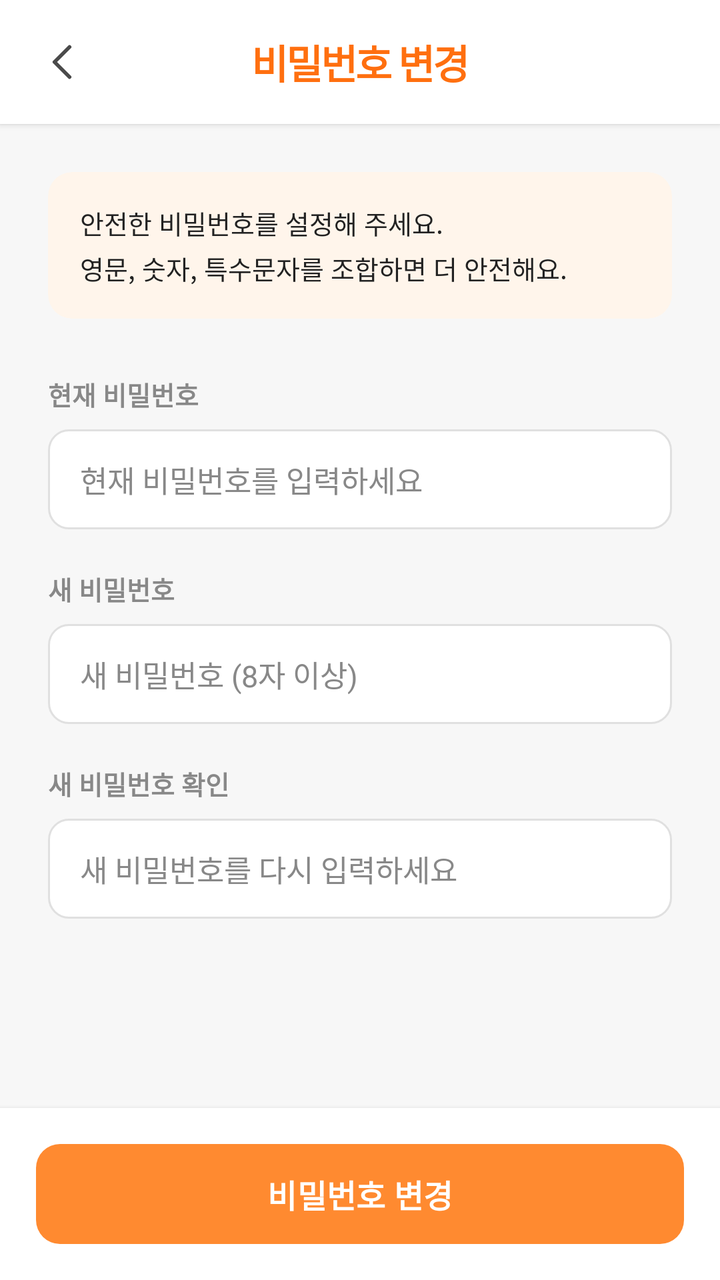
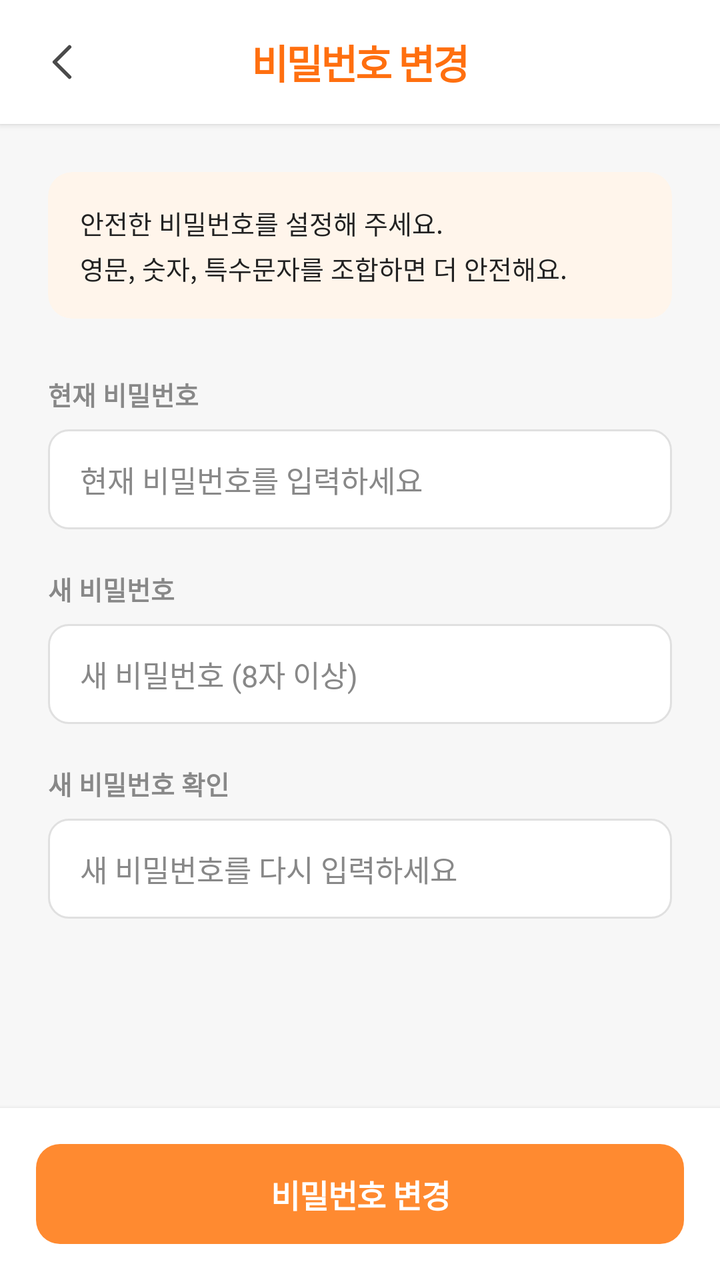

An Android layout rendered at two revisions. The XML below is the earlier revision; the diff shows what the commit changed to produce the second picture.
<!-- AndroidManifest.xml: application theme Theme.Honbabapp -->
<!-- res/layout/page_profile_change_password.xml -->
<?xml version="1.0" encoding="utf-8"?>
<LinearLayout xmlns:android="http://schemas.android.com/apk/res/android"
    xmlns:app="http://schemas.android.com/apk/res-auto"
    android:layout_width="match_parent"
    android:layout_height="match_parent"
    android:orientation="vertical"
    android:background="@color/bg_200">

    
    <LinearLayout
        android:layout_width="match_parent"
        android:layout_height="wrap_content"
        android:orientation="horizontal"
        android:gravity="center_vertical"
        android:padding="16dp"
        android:background="@color/bg_100"
        android:elevation="2dp">

        <ImageButton
            android:id="@+id/btn_back"
            android:layout_width="30dp"
            android:layout_height="30dp"
            android:src="@drawable/ic_arrow_back"
            android:scaleType="centerCrop"
            android:background="@color/white"
            android:layout_marginEnd="12dp" />

        <TextView
            android:layout_width="0dp"
            android:layout_height="wrap_content"
            android:layout_weight="1"
            android:text="비밀번호 변경"
            android:textColor="@color/primary_200"
            android:textSize="20sp"
            android:textStyle="bold"
            android:gravity="center"
            android:letterSpacing="-0.05"
            android:layout_marginEnd="42dp"/>

    </LinearLayout>

    <ScrollView
        android:layout_width="match_parent"
        android:layout_height="0dp"
        android:layout_weight="1"
        android:fillViewport="true"
        android:scrollbars="none">

        <LinearLayout
            android:layout_width="match_parent"
            android:layout_height="wrap_content"
            android:orientation="vertical"
            android:padding="24dp">

            
            <androidx.cardview.widget.CardView
                android:layout_width="match_parent"
                android:layout_height="wrap_content"
                android:layout_marginBottom="28dp"
                app:cardCornerRadius="12dp"
                app:cardElevation="0dp"
                app:cardBackgroundColor="#FFF5EB">

                <LinearLayout
                    android:layout_width="match_parent"
                    android:layout_height="wrap_content"
                    android:orientation="horizontal"
                    android:gravity="center_vertical"
                    android:padding="16dp">

                    <TextView
                        android:layout_width="0dp"
                        android:layout_height="wrap_content"
                        android:layout_weight="1"
                        android:text="안전한 비밀번호를 설정해 주세요.\n영문, 숫자, 특수문자를 조합하면 더 안전해요."
                        android:textColor="@color/text_100"
                        android:textSize="13sp"
                        android:lineSpacingExtra="4dp" />

                </LinearLayout>

            </androidx.cardview.widget.CardView>

            
            <LinearLayout
                android:layout_width="match_parent"
                android:layout_height="wrap_content"
                android:orientation="vertical"
                android:layout_marginBottom="20dp">

                <TextView
                    android:layout_width="wrap_content"
                    android:layout_height="wrap_content"
                    android:text="현재 비밀번호"
                    android:textColor="@color/text_200"
                    android:textSize="13sp"
                    android:textStyle="bold"
                    android:layout_marginBottom="8dp" />

                <FrameLayout
                    android:layout_width="match_parent"
                    android:layout_height="wrap_content">

                    <EditText
                        android:id="@+id/et_current_password"
                        android:layout_width="match_parent"
                        android:layout_height="50dp"
                        android:hint="현재 비밀번호를 입력하세요"
                        android:textColorHint="@color/text_200"
                        android:textColor="@color/text_100"
                        android:textSize="15sp"
                        android:background="@drawable/edittext_background"
                        android:paddingHorizontal="16dp"
                        android:paddingEnd="48dp"
                        android:inputType="textPassword"
                        android:maxLength="20" />

                </FrameLayout>

                
                <TextView
                    android:id="@+id/tv_current_password_status"
                    android:layout_width="wrap_content"
                    android:layout_height="wrap_content"
                    android:textSize="11sp"
                    android:layout_marginTop="4dp"
                    android:visibility="gone" />

            </LinearLayout>

            
            <LinearLayout
                android:layout_width="match_parent"
                android:layout_height="wrap_content"
                android:orientation="vertical"
                android:layout_marginBottom="20dp">

                <TextView
                    android:layout_width="wrap_content"
                    android:layout_height="wrap_content"
                    android:text="새 비밀번호"
                    android:textColor="@color/text_200"
                    android:textSize="13sp"
                    android:textStyle="bold"
                    android:layout_marginBottom="8dp" />

                <FrameLayout
                    android:layout_width="match_parent"
                    android:layout_height="wrap_content">

                    <EditText
                        android:id="@+id/et_new_password"
                        android:layout_width="match_parent"
                        android:layout_height="50dp"
                        android:hint="새 비밀번호 (8자 이상)"
                        android:textColorHint="@color/text_200"
                        android:textColor="@color/text_100"
                        android:textSize="15sp"
                        android:background="@drawable/edittext_background"
                        android:paddingHorizontal="16dp"
                        android:paddingEnd="48dp"
                        android:inputType="textPassword"
                        android:maxLength="20" />

                </FrameLayout>

                
                <LinearLayout
                    android:id="@+id/password_strength_layout"
                    android:layout_width="match_parent"
                    android:layout_height="wrap_content"
                    android:orientation="horizontal"
                    android:layout_marginTop="8dp"
                    android:visibility="gone">

                    <View
                        android:id="@+id/strength_bar_1"
                        android:layout_width="0dp"
                        android:layout_height="4dp"
                        android:layout_weight="1"
                        android:background="@color/bg_300"
                        android:layout_marginEnd="4dp" />

                    <View
                        android:id="@+id/strength_bar_2"
                        android:layout_width="0dp"
                        android:layout_height="4dp"
                        android:layout_weight="1"
                        android:background="@color/bg_300"
                        android:layout_marginHorizontal="2dp" />

                    <View
                        android:id="@+id/strength_bar_3"
                        android:layout_width="0dp"
                        android:layout_height="4dp"
                        android:layout_weight="1"
                        android:background="@color/bg_300"
                        android:layout_marginStart="4dp" />

                </LinearLayout>

                <TextView
                    android:id="@+id/tv_password_strength"
                    android:layout_width="wrap_content"
                    android:layout_height="wrap_content"
                    android:textSize="11sp"
                    android:layout_marginTop="4dp"
                    android:visibility="gone" />

            </LinearLayout>

            
            <LinearLayout
                android:layout_width="match_parent"
                android:layout_height="wrap_content"
                android:orientation="vertical"
                android:layout_marginBottom="20dp">

                <TextView
                    android:layout_width="wrap_content"
                    android:layout_height="wrap_content"
                    android:text="새 비밀번호 확인"
                    android:textColor="@color/text_200"
                    android:textSize="13sp"
                    android:textStyle="bold"
                    android:layout_marginBottom="8dp" />

                <FrameLayout
                    android:layout_width="match_parent"
                    android:layout_height="wrap_content">

                    <EditText
                        android:id="@+id/et_confirm_password"
                        android:layout_width="match_parent"
                        android:layout_height="50dp"
                        android:hint="새 비밀번호를 다시 입력하세요"
                        android:textColorHint="@color/text_200"
                        android:textColor="@color/text_100"
                        android:textSize="15sp"
                        android:background="@drawable/edittext_background"
                        android:paddingHorizontal="16dp"
                        android:paddingEnd="48dp"
                        android:inputType="textPassword"
                        android:maxLength="20" />

                </FrameLayout>

                
                <TextView
                    android:id="@+id/tv_password_match"
                    android:layout_width="wrap_content"
                    android:layout_height="wrap_content"
                    android:textSize="11sp"
                    android:layout_marginTop="4dp"
                    android:visibility="gone" />

            </LinearLayout>

        </LinearLayout>

    </ScrollView>

    
    <LinearLayout
        android:layout_width="match_parent"
        android:layout_height="wrap_content"
        android:background="@color/bg_100"
        android:padding="18dp"
        android:elevation="4dp">

        <Button
            android:id="@+id/btn_change_password"
            android:layout_width="match_parent"
            android:layout_height="50dp"
            android:text="비밀번호 변경"
            android:textColor="@color/white"
            android:textSize="16sp"
            android:textStyle="bold"
            android:background="@drawable/button_primary_background"
            android:elevation="2dp"/>

    </LinearLayout>

</LinearLayout>
<!-- resources referenced by this layout -->
<resources>
  <color name="bg_100">#FFFFFF</color>
  <color name="bg_200">#F7F7F7</color>
  <color name="bg_300">#EDEDED</color>
  <color name="primary_200">#FF6F0F</color>
  <color name="text_100">#222222</color>
  <color name="text_200">#888888</color>
  <color name="white">#FFFFFFFF</color>
  <!-- drawable button_primary_background (drawable) -->
  <?xml version="1.0" encoding="utf-8"?>
  <shape xmlns:android="http://schemas.android.com/apk/res/android">
      <solid android:color="@color/primary_100" />
      <corners android:radius="12dp" />
  </shape>
  <!-- drawable edittext_background (drawable) -->
  <?xml version="1.0" encoding="utf-8"?>
  <selector xmlns:android="http://schemas.android.com/apk/res/android">
  
  
      <item android:state_focused="true">
          <shape android:shape="rectangle">
              <solid android:color="@color/bg_100"/>
              <corners android:radius="10dp"/>
              <stroke
                  android:width="2dp"
                  android:color="@color/primary_100"/>
          </shape>
      </item>
  
  
      <item>
          <shape android:shape="rectangle">
              <solid android:color="@color/bg_100"/>
              <corners android:radius="10dp"/>
              <stroke
                  android:width="1dp"
                  android:color="@color/border_100"/>
          </shape>
      </item>
  
  </selector>
  <!-- drawable ic_arrow_back (drawable) -->
  <vector xmlns:android="http://schemas.android.com/apk/res/android"
      android:width="24dp"
      android:height="24dp"
      android:viewportWidth="24"
      android:viewportHeight="24">
  
    <path
        android:pathData="M15,18L9,12L15,6"
        android:strokeColor="#4A4A4A"
        android:strokeWidth="1.5"
        android:strokeLineCap="round"
        android:strokeLineJoin="round"
        android:fillColor="@android:color/transparent"/>
  </vector>
  <style name="Theme.Honbabapp" parent="Base.Theme.Honbabapp">
          <item name="android:windowIsTranslucent">true</item>
      </style>
  <color name="primary_100">#FF8A30</color>
  <color name="border_100">#E0E0E0</color>
  <style name="Base.Theme.Honbabapp" parent="Theme.Material3.Light.NoActionBar">
          
          <item name="colorPrimary">@color/primary_100</item>
          <item name="colorPrimaryVariant">@color/primary_200</item>
          <item name="colorOnPrimary">@android:color/white</item>
  
          
          <item name="colorSecondary">@color/accent_100</item>
          <item name="colorSecondaryVariant">@color/accent_200</item>
          <item name="colorOnSecondary">@android:color/white</item>
  
          
          <item name="android:colorBackground">@color/bg_100</item>
          <item name="colorSurface">@color/white</item>
          <item name="colorOnSurface">@color/text_100</item>
  
          
          <item name="android:statusBarColor">@android:color/white</item>
          <item name="android:windowLightStatusBar">true</item>
          
      </style>
  <color name="accent_100">#00C7AE</color>
  <color name="accent_200">#2B2B2B</color>
</resources>

<!-- the commit's change to res/layout/page_profile_change_password.xml (unified diff, before → after) -->
@@ -270,13 +270,11 @@
 
         <Button
             android:id="@+id/btn_change_password"
+            style="@style/Widget.Honbab.Button.Primary"
             android:layout_width="match_parent"
             android:layout_height="50dp"
             android:text="비밀번호 변경"
-            android:textColor="@color/white"
             android:textSize="16sp"
-            android:textStyle="bold"
-            android:background="@drawable/button_primary_background"
             android:elevation="2dp"/>
 
     </LinearLayout>
<!-- resource entries referenced after the edit -->
@@ -7,12 +7,6 @@
   <color name="text_100">#222222</color>
   <color name="text_200">#888888</color>
   <color name="white">#FFFFFFFF</color>
-  <!-- drawable button_primary_background (drawable) -->
-  <?xml version="1.0" encoding="utf-8"?>
-  <shape xmlns:android="http://schemas.android.com/apk/res/android">
-      <solid android:color="@color/primary_100" />
-      <corners android:radius="12dp" />
-  </shape>
   <!-- drawable edittext_background (drawable) -->
   <?xml version="1.0" encoding="utf-8"?>
   <selector xmlns:android="http://schemas.android.com/apk/res/android">
@@ -55,11 +49,25 @@
         android:strokeLineJoin="round"
         android:fillColor="@android:color/transparent"/>
   </vector>
+  <style name="Widget.Honbab.Button.Primary" parent="Widget.Honbab.Button">
+          <item name="android:textColor">@color/white</item>
+          <item name="backgroundTint">@color/primary_button_bg</item>
+      </style>
   <style name="Theme.Honbabapp" parent="Base.Theme.Honbabapp">
           <item name="android:windowIsTranslucent">true</item>
       </style>
   <color name="primary_100">#FF8A30</color>
   <color name="border_100">#E0E0E0</color>
+  <style name="Widget.Honbab.Button" parent="Widget.Material3.Button">
+          <item name="android:layout_height">50dp</item>
+          <item name="android:textSize">16sp</item>
+          <item name="android:textStyle">bold</item>
+          <item name="android:letterSpacing">-0.02</item>
+          <item name="cornerRadius">12dp</item>
+          <item name="elevation">0dp</item>
+          <item name="android:insetTop">0dp</item>
+          <item name="android:insetBottom">0dp</item>
+      </style>
   <style name="Base.Theme.Honbabapp" parent="Theme.Material3.Light.NoActionBar">
           
           <item name="colorPrimary">@color/primary_100</item>
